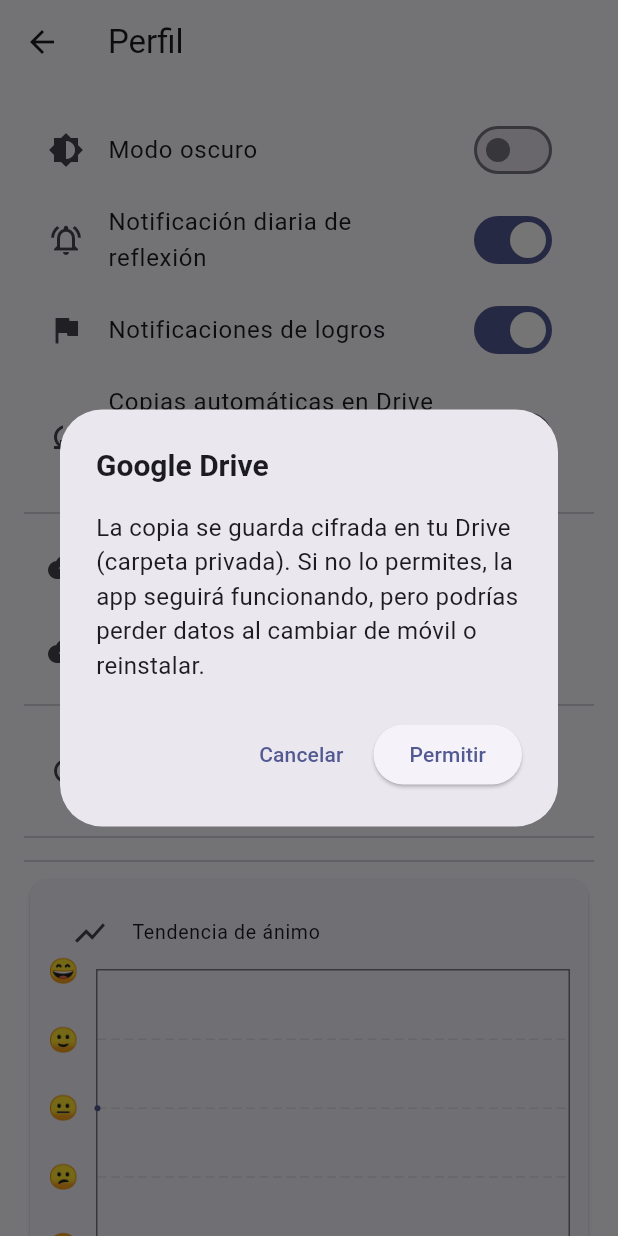
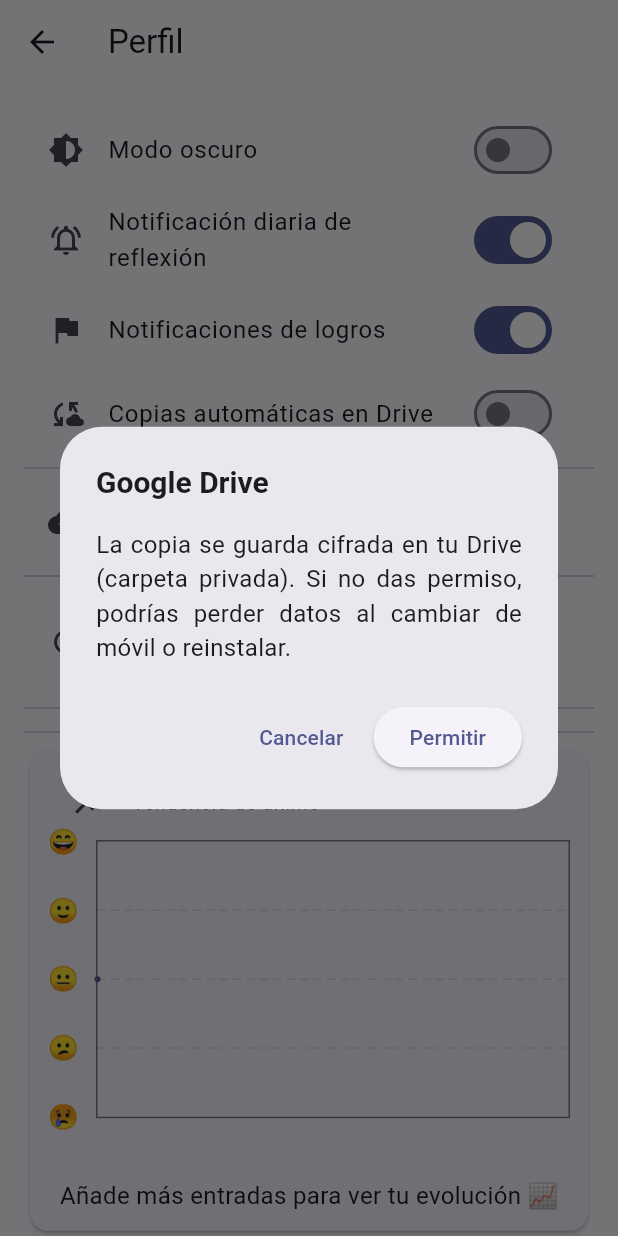
Before and after one commit to javiercamaraezquerra/Undiamas, a Flutter app: the ProfileScreen screen opened directly, after a tap on "Restaurar desde Drive", on a phone screen of 412 x 824 dp. Run offline on Flutter 3.47's test engine with Material 3 defaults, Android fonts, the phone set to English and light mode, and no system bars; drawn by our look-alikes of fl_chart; our stand-ins replace flutter_local_notifications, flutter_markdown, flutter_secure_storage, google_mobile_ads, google_sign_in, hive and 4 more; missing offline and left inert: encrypt, googleapis; accounts and stored records are empty.

Commit message:
Update profile_screen.dart

```diff
--- a/lib/screens/profile_screen.dart
+++ b/lib/screens/profile_screen.dart
@@ -18,17 +18,17 @@ class ProfileScreen extends StatefulWidget {
 }
 
 class _ProfileScreenState extends State<ProfileScreen> {
-  /* ─── estados de switches ─── */
+  /* switches */
   bool _isDark          = false;
   bool _notifDaily      = true;
   bool _notifMilestones = true;
   bool _autoBackup      = false;
 
-  /* ─── progreso sobriedad ─── */
+  /* progreso */
   DateTime? _startDate;
   int _daysClean = 0;
 
-  /* ─── cajas ─── */
+  /* Hive */
   late Future<Box<DiaryEntry>> _diaryBoxFuture;
 
   @override
@@ -40,13 +40,12 @@ class _ProfileScreenState extends State<ProfileScreen> {
     _loadPrefs();
   }
 
-  /*─────────────────────── Preferencias ───────────────────────*/
   Future<void> _loadPrefs() async {
-    final prefs        = await SharedPreferences.getInstance();
-    _isDark            = prefs.getBool('isDarkMode') ?? false;
-    _notifDaily        = prefs.getBool('notifyDailyReflection') ?? true;
-    _notifMilestones   = prefs.getBool('notifyMilestones') ?? true;
-    _autoBackup        = prefs.getBool('autoBackup') ?? false;
+    final p            = await SharedPreferences.getInstance();
+    _isDark            = p.getBool('isDarkMode') ?? false;
+    _notifDaily        = p.getBool('notifyDailyReflection') ?? true;
+    _notifMilestones   = p.getBool('notifyMilestones') ?? true;
+    _autoBackup        = p.getBool('autoBackup') ?? false;
 
     final cipher = await EncryptionService.getCipher();
     final box    = await Hive.openBox('udm_secure', encryptionCipher: cipher);
@@ -57,7 +56,7 @@ class _ProfileScreenState extends State<ProfileScreen> {
     if (mounted) setState(() {});
   }
 
-  /*─────────────────────── Toggles UI ───────────────────────*/
+  /* ───── toggles ───── */
   Future<void> _toggleTheme(bool v) async {
     final p = await SharedPreferences.getInstance();
     await p.setBool('isDarkMode', v);
@@ -95,11 +94,10 @@ class _ProfileScreenState extends State<ProfileScreen> {
     final prefs = await SharedPreferences.getInstance();
 
     if (v && !_autoBackup) {
-      /* primera vez → confirmación + copia inicial */
+      // activación inicial → confirmación + copia
       if (!await _confirmDriveConsent()) return;
 
-      final wait = _showSnack('Subiendo copia inicial…', persistent: true);
-
+      final wait   = _showSnack('Subiendo copia inicial…', persistent: true);
       final cipher = await EncryptionService.getCipher();
       final udm    = await Hive.openBox('udm_secure', encryptionCipher: cipher);
       final diary  = await Hive.openBox<DiaryEntry>('diary_secure',
@@ -119,7 +117,7 @@ class _ProfileScreenState extends State<ProfileScreen> {
     setState(() => _autoBackup = v);
   }
 
-  /*────────────────── Copia / restauración ──────────────────*/
+  /* ───── copia / restauración ───── */
   Future<bool> _confirmDriveConsent() async {
     return await showDialog<bool>(
           context: context,
@@ -127,8 +125,8 @@ class _ProfileScreenState extends State<ProfileScreen> {
             title: const Text('Google Drive'),
             content: const Text(
               'La copia se guarda cifrada en tu Drive (carpeta privada). '
-              'Si no lo permites, la app seguirá funcionando, pero '
-              'podrías perder datos al cambiar de móvil o reinstalar.'
+              'Si no das permiso, podrías perder datos al cambiar de móvil o reinstalar.',
+              textAlign: TextAlign.justify,
             ),
             actions: [
               TextButton(
@@ -143,27 +141,6 @@ class _ProfileScreenState extends State<ProfileScreen> {
           ),
         ) ??
         false;
-  }
-
-  Future<void> _backupToDrive() async {
-    if (!await _confirmDriveConsent()) {
-      _showSnack('Copia cancelada.');
-      return;
-    }
-
-    final wait   = _showSnack('Subiendo copia…', persistent: true);
-    final cipher = await EncryptionService.getCipher();
-    final udm    = await Hive.openBox('udm_secure', encryptionCipher: cipher);
-    final diary  = await Hive.openBox<DiaryEntry>('diary_secure',
-                        encryptionCipher: cipher);
-
-    final res = await DriveBackupService.uploadBackup(
-        DriveBackupService.exportHive(udm, diary));
-
-    wait.close();
-    _showSnack(res.ok
-        ? 'Copia subida a Drive'
-        : res.message ?? 'Error desconocido');
   }
 
   Future<void> _restoreFromDrive() async {
@@ -203,7 +180,7 @@ class _ProfileScreenState extends State<ProfileScreen> {
     }
   }
 
-  /*──────────────────── Reiniciar contador ───────────────────*/
+  /* ───── reset contador ───── */
   Future<void> _resetSoberDate() async {
     final now = DateTime.now();
 
@@ -222,20 +199,22 @@ class _ProfileScreenState extends State<ProfileScreen> {
     if (mounted) _showSnack('¡Contador reiniciado!');
   }
 
-  /*───────────────────── Helpers UI ─────────────────────*/
+  /* ───── helper SnackBar ───── */
   ScaffoldFeatureController<SnackBar, SnackBarClosedReason> _showSnack(
     String msg, {
     bool persistent = false,
   }) {
     return ScaffoldMessenger.of(context).showSnackBar(
       SnackBar(
-        content: Text(msg),
-        duration:
-            persistent ? const Duration(days: 1) : const Duration(seconds: 4),
+        content : Text(msg),
+        duration: persistent
+            ? const Duration(days: 1)
+            : const Duration(seconds: 4),
       ),
     );
   }
 
+  /* ───── progreso & ánimo ───── */
   List<Widget> _buildProgressSection() {
     final milestones = AchievementService.milestones.keys.toList()..sort();
     final next       = milestones.firstWhere(
@@ -244,8 +223,8 @@ class _ProfileScreenState extends State<ProfileScreen> {
 
     return [
       ListTile(
-        leading: const Icon(Icons.celebration),
-        title : Text('Llevas $_daysClean días limpio'),
+        leading : const Icon(Icons.celebration),
+        title   : Text('Llevas $_daysClean días limpio'),
         subtitle: Text('Desde ${DateFormat.yMMMd().format(_startDate!)}'),
       ),
       if (next != -1)
@@ -287,14 +266,14 @@ class _ProfileScreenState extends State<ProfileScreen> {
 
             return Card(
               elevation: 1,
-              shape:
-                  RoundedRectangleBorder(borderRadius: BorderRadius.circular(12)),
+              shape    : RoundedRectangleBorder(
+                  borderRadius: BorderRadius.circular(12)),
               child: Padding(
                 padding: const EdgeInsets.all(12.0),
                 child: Column(
                   children: [
                     const ListTile(
-                      dense: true,
+                      dense : true,
                       leading: Icon(Icons.show_chart),
                       title : Text('Tendencia de ánimo'),
                     ),
@@ -305,7 +284,7 @@ class _ProfileScreenState extends State<ProfileScreen> {
                     const SizedBox(height: 8),
                     Text(
                       phrase,
-                      style: Theme.of(context).textTheme.bodyMedium,
+                      style   : Theme.of(context).textTheme.bodyMedium,
                       textAlign: TextAlign.center,
                     ),
                   ],
@@ -318,7 +297,7 @@ class _ProfileScreenState extends State<ProfileScreen> {
     );
   }
 
-  /*───────────────────── UI main ─────────────────────*/
+  /* ───── UI ───── */
   @override
   Widget build(BuildContext context) {
     return Scaffold(
@@ -327,8 +306,8 @@ class _ProfileScreenState extends State<ProfileScreen> {
         padding: const EdgeInsets.all(16),
         children: [
           ListTile(
-            leading: const Icon(Icons.brightness_6),
-            title  : const Text('Modo oscuro'),
+            leading : const Icon(Icons.brightness_6),
+            title   : const Text('Modo oscuro'),
             trailing: Switch(value: _isDark, onChanged: _toggleTheme),
           ),
           ListTile(
@@ -344,15 +323,9 @@ class _ProfileScreenState extends State<ProfileScreen> {
           ListTile(
             leading : const Icon(Icons.cloud_sync),
             title   : const Text('Copias automáticas en Drive'),
-            subtitle: const Text('Se guardan cifradas en tu cuenta'),
             trailing: Switch(value: _autoBackup, onChanged: _toggleAutoBackup),
           ),
           const Divider(),
-          ListTile(
-            leading: const Icon(Icons.cloud_upload),
-            title  : const Text('Copia manual en Drive'),
-            onTap  : _backupToDrive,
-          ),
           ListTile(
             leading: const Icon(Icons.cloud_download),
             title  : const Text('Restaurar desde Drive'),
```
